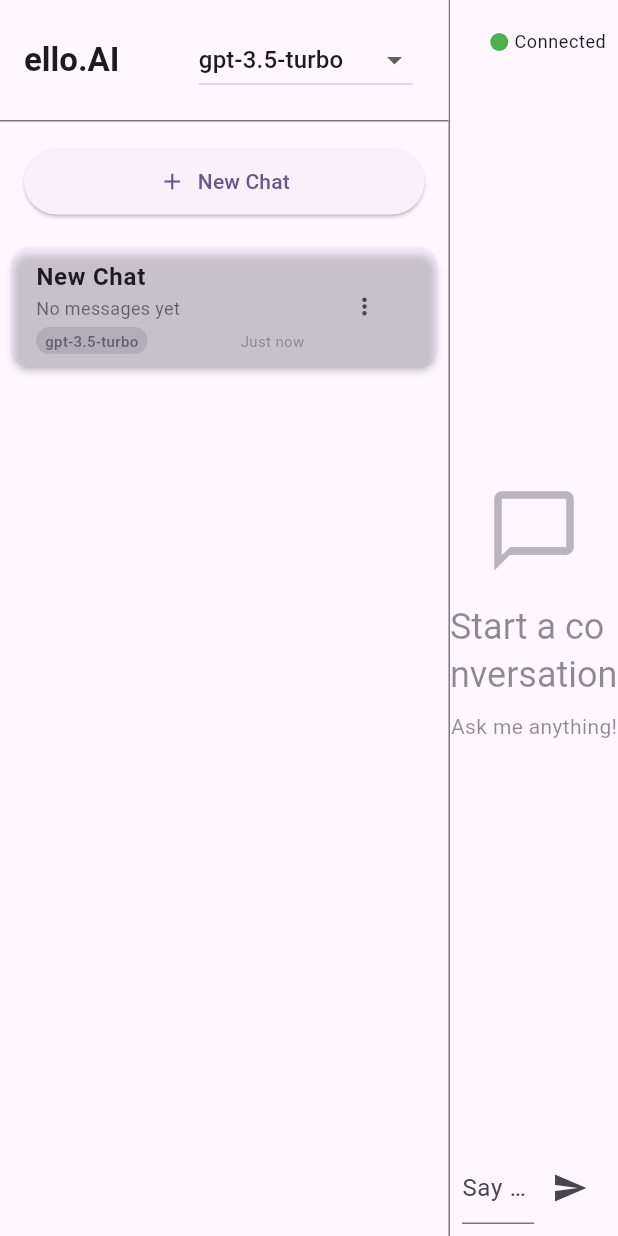
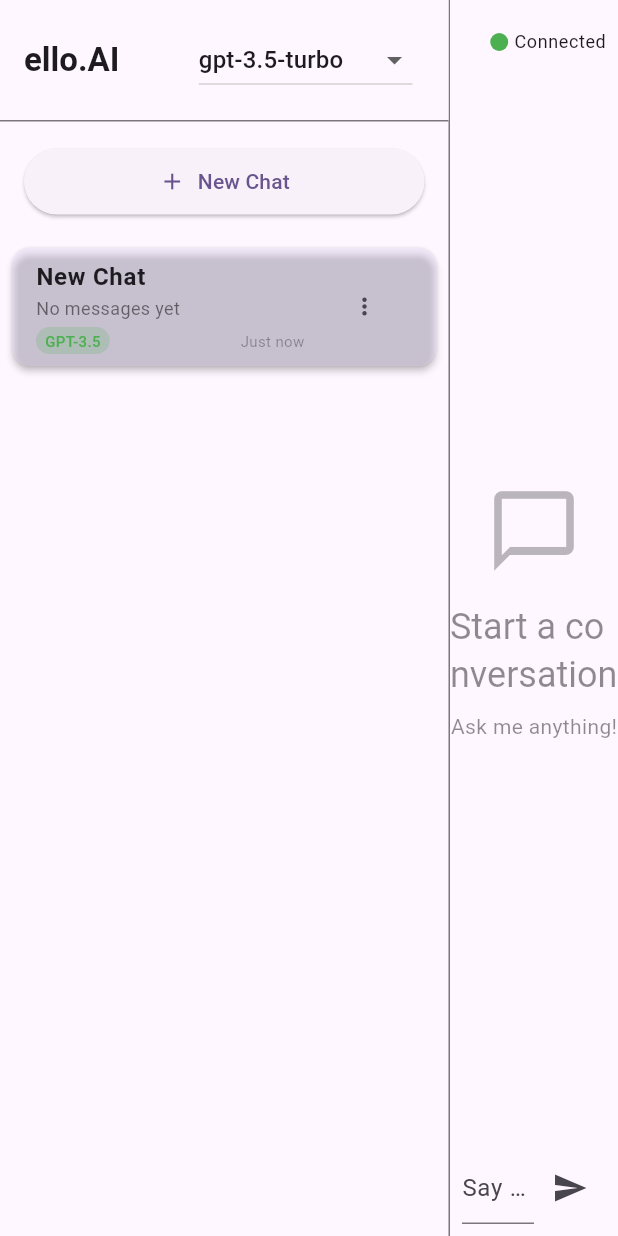
Before and after one commit to elloloop/ello.ai, a Flutter app: the screen it shows after launch, on a phone screen of 412 x 824 dp. Run offline on Flutter 3.47's test engine with Material 3 defaults, Android fonts, the phone set to English and light mode, and no system bars; our stand-ins replace args, fixnum, flutter_riverpod; missing offline and left inert: grpc, protobuf; statements that could not run were skipped.

Commit message:
Add automatic conversation title generation and enhanced model badges
Co-authored-by: iarunsaragadam <997155+iarunsaragadam@users.noreply.github.com>

```diff
--- a/lib/src/ui/conversations/conversation_list_view.dart
+++ b/lib/src/ui/conversations/conversation_list_view.dart
@@ -128,14 +128,14 @@ class ConversationListItem extends StatelessWidget {
                 Container(
                   padding: const EdgeInsets.symmetric(horizontal: 6, vertical: 2),
                   decoration: BoxDecoration(
-                    color: Theme.of(context).colorScheme.secondary.withOpacity(0.2),
+                    color: _getModelBadgeColor(context, conversation.model),
                     borderRadius: BorderRadius.circular(10),
                   ),
                   child: Text(
-                    conversation.model,
+                    _getModelDisplayName(conversation.model),
                     style: TextStyle(
                       fontSize: 10,
-                      color: Theme.of(context).colorScheme.secondary,
+                      color: _getModelTextColor(context, conversation.model),
                       fontWeight: FontWeight.w500,
                     ),
                   ),
@@ -245,4 +245,45 @@ class ConversationListItem extends StatelessWidget {
       ),
     );
   }
+
+  Color _getModelBadgeColor(BuildContext context, String model) {
+    if (model.contains('gpt-4')) {
+      return Colors.purple.withOpacity(0.2);
+    } else if (model.contains('gpt-3.5')) {
+      return Colors.green.withOpacity(0.2);
+    } else if (model.contains('claude')) {
+      return Colors.orange.withOpacity(0.2);
+    } else if (model.contains('gemini')) {
+      return Colors.blue.withOpacity(0.2);
+    } else if (model.contains('llama')) {
+      return Colors.red.withOpacity(0.2);
+    }
+    return Theme.of(context).colorScheme.secondary.withOpacity(0.2);
+  }
+
+  Color _getModelTextColor(BuildContext context, String model) {
+    if (model.contains('gpt-4')) {
+      return Colors.purple;
+    } else if (model.contains('gpt-3.5')) {
+      return Colors.green;
+    } else if (model.contains('claude')) {
+      return Colors.orange;
+    } else if (model.contains('gemini')) {
+      return Colors.blue;
+    } else if (model.contains('llama')) {
+      return Colors.red;
+    }
+    return Theme.of(context).colorScheme.secondary;
+  }
+
+  String _getModelDisplayName(String model) {
+    // Shorten model names for display
+    if (model == 'gpt-3.5-turbo') return 'GPT-3.5';
+    if (model == 'gpt-4o') return 'GPT-4';
+    if (model == 'claude-3-opus') return 'Claude Opus';
+    if (model == 'claude-3-sonnet') return 'Claude Sonnet';
+    if (model == 'gemini-pro') return 'Gemini';
+    if (model == 'llama-3') return 'Llama-3';
+    return model;
+  }
 }
--- a/lib/src/ui/home_page.dart
+++ b/lib/src/ui/home_page.dart
@@ -24,9 +24,12 @@ class HomePage extends ConsumerWidget {
     final conversations = ref.watch(conversationListProvider);
     final activeConversationId = ref.watch(activeConversationIdProvider);
 
+    // Use a post-frame callback to ensure proper initialization
     if (conversations.isEmpty && activeConversationId == null) {
       WidgetsBinding.instance.addPostFrameCallback((_) {
-        ref.read(conversationProvider.notifier).createNewConversation();
+        if (ref.read(conversationListProvider).isEmpty) {
+          ref.read(conversationProvider.notifier).createNewConversation();
+        }
       });
     }
 
```
Also changed, not shown: lib/src/core/dependencies.dart (+22 -1 lines), 1 other file.
